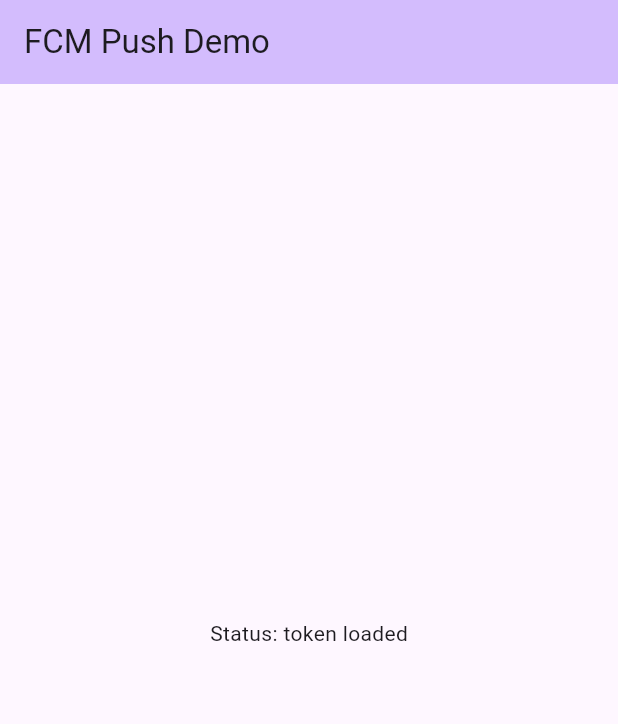
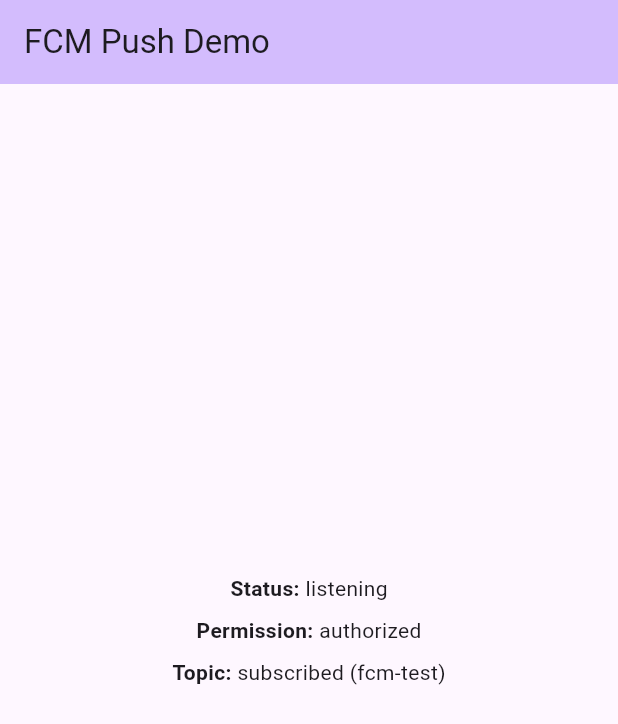
Before and after one commit to hariraja-07/fcm-push-demo, a Flutter app: the screen it shows after launch, on a phone screen of 412 x 824 dp. Shown: the top 724 px of the screen. Run offline on Flutter 3.47's test engine with Material 3 defaults, Android fonts, the light colour scheme and no system bars; our stand-ins replace firebase_core, firebase_messaging, flutter_local_notifications; accounts and stored records are empty.

Commit message:
feat(messaging): request permission, create channel, subscribe to topic

```diff
--- a/lib/main.dart
+++ b/lib/main.dart
@@ -1,8 +1,14 @@
 import 'package:firebase_core/firebase_core.dart';
 import 'package:firebase_messaging/firebase_messaging.dart';
+import 'package:flutter/foundation.dart';
 import 'package:flutter/material.dart';
+import 'package:flutter_local_notifications/flutter_local_notifications.dart';
 
 import 'firebase_options.dart';
+
+const kTopic = 'fcm-test';
+const kChannelId = 'fcm_demo';
+const kChannelName = 'FCM Demo';
 
 /// In-memory app state (RAM only — cleared on restart).
 class FcmFeed {
@@ -11,24 +17,70 @@ class FcmFeed {
 
   final ValueNotifier<String> status = ValueNotifier('starting');
   final ValueNotifier<String?> token = ValueNotifier(null);
+  final ValueNotifier<String> permission = ValueNotifier('unknown');
+  final ValueNotifier<String> topicStatus = ValueNotifier('pending');
+}
+
+final FlutterLocalNotificationsPlugin _localNotifications =
+    FlutterLocalNotificationsPlugin();
+
+/// Creates the fcm_demo channel at importance MAX — both renderers
+/// (our code in foreground, Play services in background) post to it.
+Future<void> _initLocalNotifications() async {
+  const androidSettings = AndroidInitializationSettings('@mipmap/ic_launcher');
+  await _localNotifications.initialize(
+    settings: InitializationSettings(android: androidSettings),
+  );
+  await _localNotifications
+      .resolvePlatformSpecificImplementation<
+        AndroidFlutterLocalNotificationsPlugin
+      >()
+      ?.createNotificationChannel(
+        const AndroidNotificationChannel(
+          kChannelId,
+          kChannelName,
+          description: 'Push messages from the FCM harness',
+          importance: Importance.max,
+        ),
+      );
+}
+
+/// Permission → channel → token → topic. Runs before runApp.
+Future<void> startFcm() async {
+  final feed = FcmFeed.instance;
+
+  final settings = await FirebaseMessaging.instance.requestPermission(
+    alert: true,
+    badge: true,
+    sound: true,
+  );
+  feed.permission.value = settings.authorizationStatus.name;
+
+  await _initLocalNotifications();
+
+  try {
+    feed.token.value = await FirebaseMessaging.instance.getToken();
+  } catch (e) {
+    feed.status.value = 'token error: $e';
+  }
+  FirebaseMessaging.instance.onTokenRefresh.listen(
+    (t) => feed.token.value = t,
+  );
+
+  try {
+    await FirebaseMessaging.instance.subscribeToTopic(kTopic);
+    feed.topicStatus.value = 'subscribed ($kTopic)';
+  } catch (e) {
+    feed.topicStatus.value = 'error: $e';
+  }
+
+  feed.status.value = 'listening';
 }
 
 Future<void> main() async {
   WidgetsFlutterBinding.ensureInitialized();
   await Firebase.initializeApp(options: DefaultFirebaseOptions.currentPlatform);
-
-  FirebaseMessaging.instance.onTokenRefresh.listen(
-    (t) => FcmFeed.instance.token.value = t,
-  );
-  try {
-    final token = await FirebaseMessaging.instance.getToken();
-    FcmFeed.instance.token.value = token;
-    FcmFeed.instance.status.value =
-        token != null ? 'token loaded' : 'token unavailable (no Play services?)';
-  } catch (e) {
-    FcmFeed.instance.status.value = 'token error: $e';
-  }
-
+  await startFcm();
   runApp(const MyApp());
 }
 
@@ -66,13 +118,15 @@ class _MyHomePageState extends State<MyHomePage> {
         title: Text(widget.title),
       ),
       body: Center(
-        child: ValueListenableBuilder<String>(
-          valueListenable: feed.status,
-          builder: (context, status, _) => Column(
+        child: Padding(
+          padding: const EdgeInsets.all(24),
+          child: Column(
             mainAxisAlignment: MainAxisAlignment.center,
             children: [
-              Text('Status: $status'),
-              const SizedBox(height: 12),
+              _InfoRow(label: 'Status', listenable: feed.status),
+              _InfoRow(label: 'Permission', listenable: feed.permission),
+              _InfoRow(label: 'Topic', listenable: feed.topicStatus),
+              const SizedBox(height: 16),
               ValueListenableBuilder<String?>(
                 valueListenable: feed.token,
                 builder: (context, token, _) => SelectableText(
@@ -87,3 +141,27 @@ class _MyHomePageState extends State<MyHomePage> {
     );
   }
 }
+
+class _InfoRow extends StatelessWidget {
+  const _InfoRow({required this.label, required this.listenable});
+
+  final String label;
+  final ValueListenable<String> listenable;
+
+  @override
+  Widget build(BuildContext context) {
+    return ValueListenableBuilder<String>(
+      valueListenable: listenable,
+      builder: (context, value, _) => Padding(
+        padding: const EdgeInsets.symmetric(vertical: 4),
+        child: Row(
+          mainAxisAlignment: MainAxisAlignment.center,
+          children: [
+            Text('$label: ', style: const TextStyle(fontWeight: FontWeight.bold)),
+            Flexible(child: Text(value, overflow: TextOverflow.ellipsis)),
+          ],
+        ),
+      ),
+    );
+  }
+}
```
Also changed, not shown: 1 other file.
